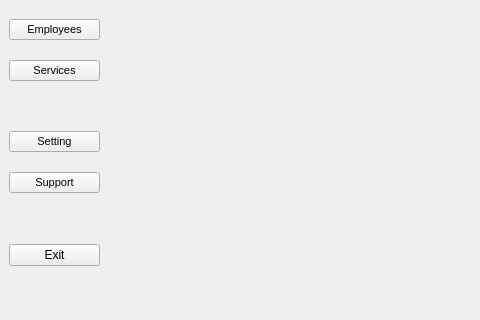
Qt form MainUI.ui (ASNaeem/Simple-VCMS) before a commit; both pictures show x 0 to 480 and y 380 to 700 of the 1051 by 700 pixel window.
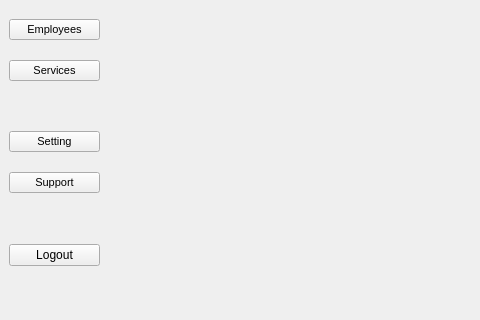
The same form after that commit. Icons and pictures are not drawn.

What changed in the file:
```diff
--- a/MainUI.ui
+++ b/MainUI.ui
@@ -170,7 +170,7 @@
       <item row="17" column="0">
        <widget class="QPushButton" name="button_exit">
         <property name="text">
-         <string>Exit</string>
+         <string>Logout</string>
         </property>
        </widget>
       </item>
```
Left out of the diff: 2 changed lines with no effect on the pictures.
